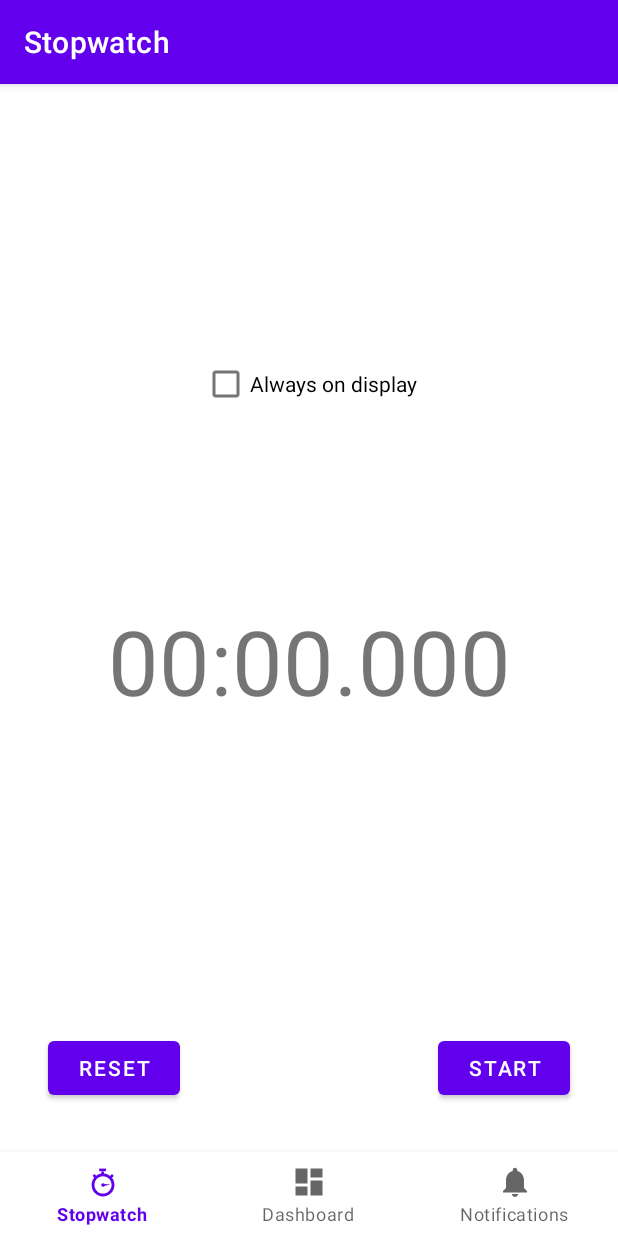
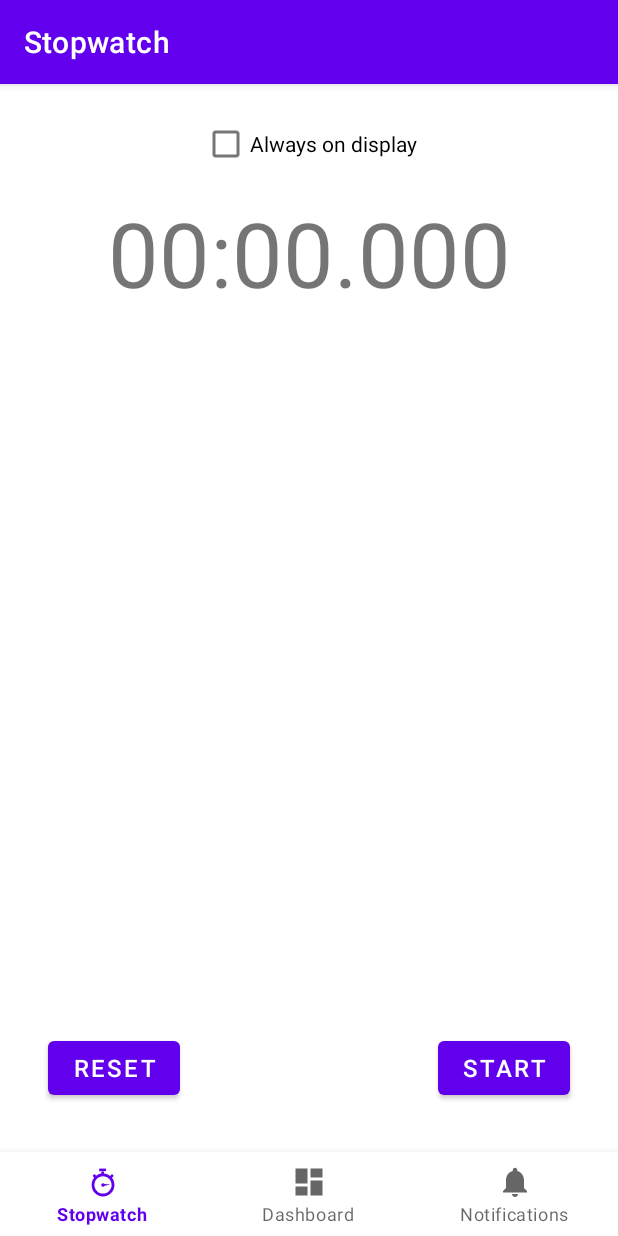
Before and after one commit to DannyVlasenko/sport-timer, an Android app: the screen it shows after launch (MainActivity), on a phone screen of 412 x 824 dp. Run offline under Robolectric (Android 15) with nearby library versions, the phone set to English and light mode, and no system bars; our stand-ins replace navigation-ui.

Commit message:
layout fixes

```diff
--- a/app/src/main/res/layout/activity_main.xml
+++ b/app/src/main/res/layout/activity_main.xml
@@ -5,7 +5,7 @@
         android:id="@+id/container"
         android:layout_width="match_parent"
         android:layout_height="match_parent"
-        android:paddingTop="?attr/actionBarSize">
+        android:paddingTop="0dp">
 
     <com.google.android.material.bottomnavigation.BottomNavigationView
             android:id="@+id/nav_view"
--- a/app/src/main/res/layout/fragment_stopwatch.xml
+++ b/app/src/main/res/layout/fragment_stopwatch.xml
@@ -12,33 +12,32 @@
             android:layout_width="match_parent"
             android:layout_height="wrap_content"
             android:layout_marginStart="8dp"
-            android:layout_marginTop="8dp"
             android:layout_marginEnd="8dp"
             android:textAlignment="center"
             android:textSize="60sp"
             app:layout_constraintEnd_toEndOf="parent"
             app:layout_constraintStart_toStartOf="parent"
-            app:layout_constraintTop_toTopOf="parent"
-            app:layout_constraintBottom_toBottomOf="parent" android:layout_marginBottom="8dp"/>
+            app:layout_constraintHorizontal_bias="0.0"
+            app:layout_constraintTop_toBottomOf="@+id/always_on_check_box" android:layout_marginTop="8dp"/>
     <Button
             android:text="@string/start_button_text"
             android:layout_width="wrap_content"
             android:layout_height="wrap_content" android:id="@+id/start_stop_button"
             app:layout_constraintBottom_toBottomOf="parent"
             android:layout_marginBottom="32dp" app:layout_constraintEnd_toEndOf="parent"
-            android:layout_marginEnd="32dp"/>
+            android:layout_marginEnd="32dp" android:textSize="16sp"/>
     <Button
             android:text="@string/reset_button_text"
             android:layout_width="wrap_content"
             android:layout_height="wrap_content" android:id="@+id/reset_button"
-            app:layout_constraintStart_toStartOf="parent" android:layout_marginStart="32dp"
-            app:layout_constraintBottom_toBottomOf="parent" android:layout_marginBottom="32dp"/>
+            app:layout_constraintStart_toStartOf="parent"
+            app:layout_constraintBottom_toBottomOf="parent" android:layout_marginBottom="32dp" android:textSize="16sp"
+            android:layout_marginStart="32dp"/>
     <CheckBox
             android:text="@string/always_on_display"
             android:layout_width="wrap_content"
             android:layout_height="wrap_content" android:id="@+id/always_on_check_box"
-            app:layout_constraintTop_toTopOf="parent" app:layout_constraintEnd_toEndOf="parent"
+            app:layout_constraintEnd_toEndOf="parent"
             app:layout_constraintStart_toStartOf="parent"
-            android:layout_marginStart="8dp" android:layout_marginEnd="8dp"
-            app:layout_constraintBottom_toTopOf="@+id/time_text_view"/>
+            app:layout_constraintTop_toTopOf="parent" android:layout_marginTop="16dp"/>
 </androidx.constraintlayout.widget.ConstraintLayout>
```
